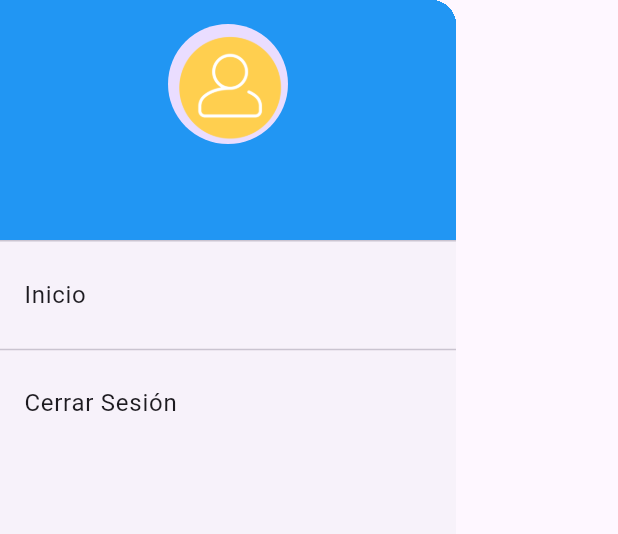
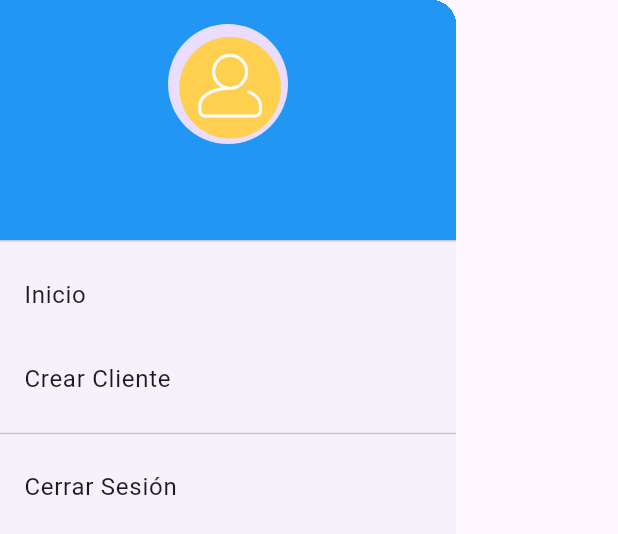
Before and after one commit to Taoista/gcclientes, a Flutter app: the MiDrawer widget shown alone on an empty page, opened directly, on a phone screen of 412 x 824 dp. Shown: the top 534 px of the screen. Run offline on Flutter 3.47's test engine with Material 3 defaults, Android fonts, the phone set to English and light mode, and no system bars; our stand-ins replace animate_do, dio, flutter_image_compress, geolocator, go_router, image_picker and 1 more; accounts and stored records are empty; network calls fail.

Commit message:
iniciando el ingreso clientes

```diff
--- a/lib/config/router.dart
+++ b/lib/config/router.dart
@@ -1,4 +1,5 @@
 import 'package:geoclientes/presentations/screens/checkoin_cliente/checkin_cliente.dart';
+import 'package:geoclientes/presentations/screens/create_cliente/crear_cliente.dart';
 import 'package:geoclientes/presentations/screens/demo/demo_sreen.dart';
 import 'package:geoclientes/presentations/screens/ficha_cliente/ficha_cliente_screen.dart';
 import 'package:geoclientes/presentations/screens/vendedores/list_clients_screen.dart';
@@ -9,7 +10,7 @@ import 'package:go_router/go_router.dart';
 appRouter(){
   return GoRouter(
     initialLocation: "/login",
-    // initialLocation: "/checkin_cliente",
+    // initialLocation: "/crear_cliente",
     // initialLocation: "/ficha_client/77026254/avillegas@neumachile.cl",
     routes: [
       GoRoute(
@@ -52,6 +53,11 @@ appRouter(){
         name: CheckinClienteScreen.name,
         builder: (context, state) => const CheckinClienteScreen()
       ),
+       GoRoute(
+        path: "/crear_cliente",
+        name: CrearCliente.name,
+        builder: (context, state) => const CrearCliente()
+      ),
     ]
   );
 }
--- a/lib/presentations/screens/vendedores/list_clients_screen.dart
+++ b/lib/presentations/screens/vendedores/list_clients_screen.dart
@@ -71,10 +71,10 @@ class _ListClientsScreenState extends State<ListClientsScreen> {
   Widget build(BuildContext context) {
     return  Scaffold(
         backgroundColor: colorBG,
-        drawer: MiDrawer(),
+        drawer: const MiDrawer(),
         appBar: AppBar(
           backgroundColor: colorBG,
-          title: const Text('GCclientes', style: TextStyle(color: Colors.white)),
+          title: const Text('Geo Clientes', style: TextStyle(color: Colors.white)),
         ),
         body: Column(
           children: [
--- a/lib/widget/mi_drawer.dart
+++ b/lib/widget/mi_drawer.dart
@@ -41,17 +41,17 @@ class _MiDrawerState extends State<MiDrawer> {
           children: [
             // Encabezado del Drawer
             DrawerHeader(
-              decoration: BoxDecoration(
+              decoration: const BoxDecoration(
                 color: Colors.blue,
               ),
               child: Column(
                 mainAxisAlignment: MainAxisAlignment.center,
                 children: [
-                  CircleAvatar(
+                  const CircleAvatar(
                     radius: 40,
                     backgroundImage: AssetImage('assets/images/icon-yellow-user.png'), // Reemplaza con la ruta de tu imagen
                   ),
-                  SizedBox(height: 10),
+                  const SizedBox(height: 10),
                   Text(
                     nombre,
                     style: const TextStyle(
@@ -71,9 +71,15 @@ class _MiDrawerState extends State<MiDrawer> {
             ),
             // Elemento de menú "Inicio"
             ListTile(
-              title: Text('Inicio'),
+              title: const Text('Inicio'),
               onTap: () {
                 context.push("/vendedores");
+              },
+            ),
+            ListTile(
+              title: const Text('Crear Cliente'),
+              onTap: () {
+                context.push("/crear_cliente");
               },
             ),
             // Línea de separación
--- a/pubspec.yaml
+++ b/pubspec.yaml
@@ -48,6 +48,7 @@ dependencies:
   # 4.0.15
   flutter_launcher_icons: "^0.13.1"
   flutter_image_compress: ^1.1.3
+  onboarding: ^3.1.0
 
 
 dev_dependencies:
```
Also changed, not shown: lib/presentations/screens/create_cliente/crear_cliente.dart (added, +28 -0 lines), pubspec.lock.
